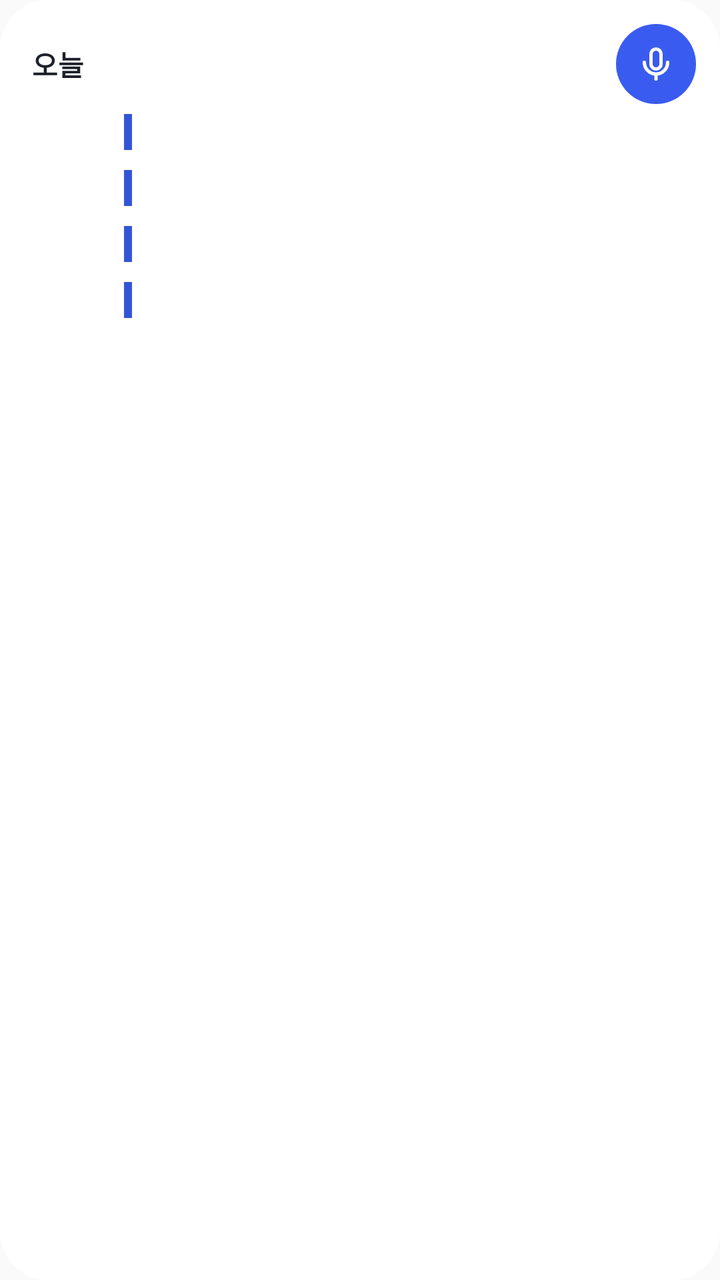
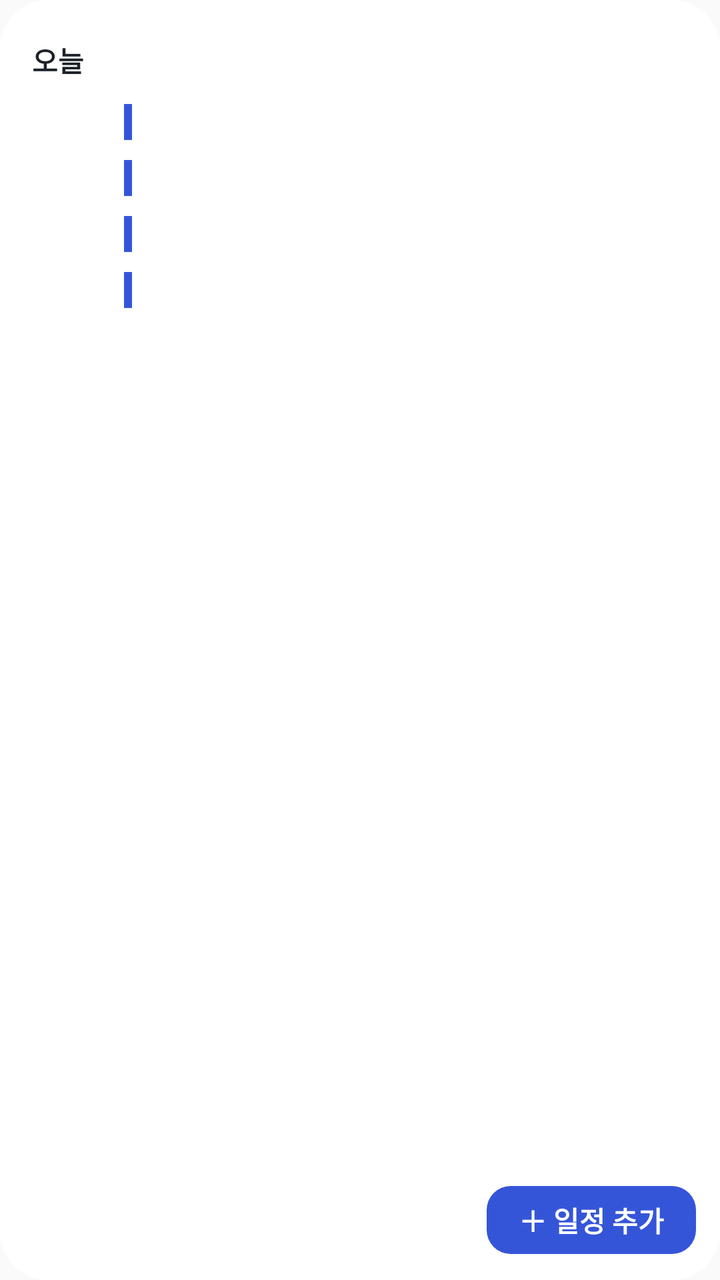

The first picture is an Android layout as it rendered before a commit; the second is the same layout after the commit. The layout source and the unified diff follow.
<!-- AndroidManifest.xml: application theme AppTheme -->
<!-- res/layout/bx_widget.xml -->
<?xml version="1.0" encoding="utf-8"?>
<LinearLayout xmlns:android="http://schemas.android.com/apk/res/android"
    android:id="@+id/w_root"
    android:layout_width="match_parent"
    android:layout_height="match_parent"
    android:background="@drawable/bx_widget_bg"
    android:orientation="vertical"
    android:paddingLeft="16dp"
    android:paddingTop="12dp"
    android:paddingRight="12dp"
    android:paddingBottom="10dp">

    <LinearLayout
        android:layout_width="match_parent"
        android:layout_height="40dp"
        android:gravity="center_vertical"
        android:orientation="horizontal">
        <TextView
            android:id="@+id/w_head"
            android:layout_width="0dp"
            android:layout_height="wrap_content"
            android:layout_weight="1"
            android:ellipsize="end"
            android:maxLines="1"
            android:text="오늘"
            android:textColor="@color/bx_w_ink"
            android:textSize="14sp"
            android:textStyle="bold" />
        <TextView
            android:id="@+id/w_late"
            android:layout_width="wrap_content"
            android:layout_height="24dp"
            android:layout_marginRight="8dp"
            android:background="@drawable/bx_widget_late"
            android:gravity="center"
            android:paddingLeft="8dp"
            android:paddingRight="8dp"
            android:textColor="@color/bx_w_warn"
            android:textSize="12.5sp"
            android:textStyle="bold"
            android:visibility="gone" />
        <ImageView
            android:id="@+id/w_mic"
            android:layout_width="40dp"
            android:layout_height="40dp"
            android:background="@drawable/bx_widget_mic_bg"
            android:contentDescription="말로 넣기"
            android:padding="10dp"
            android:src="@drawable/ic_widget_mic" />
    </LinearLayout>

    <TextView
        android:id="@+id/w_empty"
        android:layout_width="match_parent"
        android:layout_height="wrap_content"
        android:layout_marginTop="10dp"
        android:text="다가오는 일정이 없어요 · 말하기 단추로 넣어 보세요"
        android:textColor="@color/bx_w_ink2"
        android:textSize="14sp"
        android:visibility="gone" />

    <LinearLayout
        android:id="@+id/w_r1_box"
        android:layout_width="match_parent"
        android:layout_height="28dp"
        android:gravity="center_vertical"
        android:orientation="horizontal">
        <TextView
            android:id="@+id/w_r1_t"
            android:layout_width="46dp"
            android:layout_height="wrap_content"
            android:maxLines="1"
            android:textColor="@color/bx_w_ink"
            android:textSize="13.5sp"
            android:textStyle="bold" />
        <FrameLayout
            android:id="@+id/w_r1_c"
            android:layout_width="4dp"
            android:layout_height="18dp"
            android:background="@color/bx_w_accent" />
        <TextView
            android:id="@+id/w_r1"
            android:layout_width="0dp"
            android:layout_height="wrap_content"
            android:layout_marginLeft="10dp"
            android:layout_weight="1"
            android:ellipsize="end"
            android:maxLines="1"
            android:textColor="@color/bx_w_ink"
            android:textSize="14.5sp" />
        <TextView
            android:id="@+id/w_r1_r"
            android:layout_width="wrap_content"
            android:layout_height="wrap_content"
            android:layout_marginLeft="8dp"
            android:maxLines="1"
            android:maxWidth="110dp"
            android:ellipsize="end"
            android:textColor="@color/bx_w_ink2"
            android:textSize="12.5sp" />
    </LinearLayout>
    <LinearLayout
        android:id="@+id/w_r2_box"
        android:layout_width="match_parent"
        android:layout_height="28dp"
        android:gravity="center_vertical"
        android:orientation="horizontal">
        <TextView
            android:id="@+id/w_r2_t"
            android:layout_width="46dp"
            android:layout_height="wrap_content"
            android:maxLines="1"
            android:textColor="@color/bx_w_ink"
            android:textSize="13.5sp"
            android:textStyle="bold" />
        <FrameLayout
            android:id="@+id/w_r2_c"
            android:layout_width="4dp"
            android:layout_height="18dp"
            android:background="@color/bx_w_accent" />
        <TextView
            android:id="@+id/w_r2"
            android:layout_width="0dp"
            android:layout_height="wrap_content"
            android:layout_marginLeft="10dp"
            android:layout_weight="1"
            android:ellipsize="end"
            android:maxLines="1"
            android:textColor="@color/bx_w_ink"
            android:textSize="14.5sp" />
        <TextView
            android:id="@+id/w_r2_r"
            android:layout_width="wrap_content"
            android:layout_height="wrap_content"
            android:layout_marginLeft="8dp"
            android:maxLines="1"
            android:maxWidth="110dp"
            android:ellipsize="end"
            android:textColor="@color/bx_w_ink2"
            android:textSize="12.5sp" />
    </LinearLayout>
    <LinearLayout
        android:id="@+id/w_r3_box"
        android:layout_width="match_parent"
        android:layout_height="28dp"
        android:gravity="center_vertical"
        android:orientation="horizontal">
        <TextView
            android:id="@+id/w_r3_t"
            android:layout_width="46dp"
            android:layout_height="wrap_content"
            android:maxLines="1"
            android:textColor="@color/bx_w_ink"
            android:textSize="13.5sp"
            android:textStyle="bold" />
        <FrameLayout
            android:id="@+id/w_r3_c"
            android:layout_width="4dp"
            android:layout_height="18dp"
            android:background="@color/bx_w_accent" />
        <TextView
            android:id="@+id/w_r3"
            android:layout_width="0dp"
            android:layout_height="wrap_content"
            android:layout_marginLeft="10dp"
            android:layout_weight="1"
            android:ellipsize="end"
            android:maxLines="1"
            android:textColor="@color/bx_w_ink"
            android:textSize="14.5sp" />
        <TextView
            android:id="@+id/w_r3_r"
            android:layout_width="wrap_content"
            android:layout_height="wrap_content"
            android:layout_marginLeft="8dp"
            android:maxLines="1"
            android:maxWidth="110dp"
            android:ellipsize="end"
            android:textColor="@color/bx_w_ink2"
            android:textSize="12.5sp" />
    </LinearLayout>
    <LinearLayout
        android:id="@+id/w_r4_box"
        android:layout_width="match_parent"
        android:layout_height="28dp"
        android:gravity="center_vertical"
        android:orientation="horizontal">
        <TextView
            android:id="@+id/w_r4_t"
            android:layout_width="46dp"
            android:layout_height="wrap_content"
            android:maxLines="1"
            android:textColor="@color/bx_w_ink"
            android:textSize="13.5sp"
            android:textStyle="bold" />
        <FrameLayout
            android:id="@+id/w_r4_c"
            android:layout_width="4dp"
            android:layout_height="18dp"
            android:background="@color/bx_w_accent" />
        <TextView
            android:id="@+id/w_r4"
            android:layout_width="0dp"
            android:layout_height="wrap_content"
            android:layout_marginLeft="10dp"
            android:layout_weight="1"
            android:ellipsize="end"
            android:maxLines="1"
            android:textColor="@color/bx_w_ink"
            android:textSize="14.5sp" />
        <TextView
            android:id="@+id/w_r4_r"
            android:layout_width="wrap_content"
            android:layout_height="wrap_content"
            android:layout_marginLeft="8dp"
            android:maxLines="1"
            android:maxWidth="110dp"
            android:ellipsize="end"
            android:textColor="@color/bx_w_ink2"
            android:textSize="12.5sp" />
    </LinearLayout>
</LinearLayout>
<!-- resources referenced by this layout -->
<resources>
  <color name="bx_w_accent">#3555D8</color>
  <color name="bx_w_ink">#1D2129</color>
  <color name="bx_w_ink2">#5F6673</color>
  <color name="bx_w_warn">#A4500B</color>
  <!-- drawable bx_widget_bg (drawable) -->
  <?xml version="1.0" encoding="utf-8"?>
  <shape xmlns:android="http://schemas.android.com/apk/res/android" android:shape="rectangle">
      <solid android:color="@color/bx_w_bg" />
      <corners android:radius="24dp" />
  </shape>
  <!-- drawable bx_widget_late (drawable) -->
  <?xml version="1.0" encoding="utf-8"?>
  <shape xmlns:android="http://schemas.android.com/apk/res/android" android:shape="rectangle">
      <solid android:color="@color/bx_w_warn_bg" />
      <corners android:radius="10dp" />
  </shape>
  <!-- drawable bx_widget_mic_bg (drawable) -->
  <?xml version="1.0" encoding="utf-8"?>
  <shape xmlns:android="http://schemas.android.com/apk/res/android" android:shape="oval">
      <solid android:color="#3A5BF0" />
  </shape>
  <!-- drawable ic_widget_mic (drawable) -->
  <?xml version="1.0" encoding="utf-8"?>
  <vector xmlns:android="http://schemas.android.com/apk/res/android"
      android:width="24dp" android:height="24dp" android:viewportWidth="24" android:viewportHeight="24">
      <path android:fillColor="#00000000" android:strokeColor="#FFFFFF" android:strokeWidth="2" android:strokeLineCap="round" android:strokeLineJoin="round"
          android:pathData="M12,3a3,3 0 0,1 3,3v6a3,3 0 0,1 -6,0V6a3,3 0 0,1 3,-3z" />
      <path android:fillColor="#00000000" android:strokeColor="#FFFFFF" android:strokeWidth="2" android:strokeLineCap="round" android:strokeLineJoin="round"
          android:pathData="M5,11a7,7 0 0,0 14,0M12,18v3" />
  </vector>
  <style name="AppTheme" parent="Theme.AppCompat.Light.DarkActionBar">
          
          <item name="colorPrimary">@color/colorPrimary</item>
          <item name="colorPrimaryDark">@color/colorPrimaryDark</item>
          <item name="colorAccent">@color/colorAccent</item>
      </style>
  <color name="bx_w_bg">#FFFFFF</color>
  <color name="bx_w_warn_bg">#FFF4E8</color>
</resources>

<!-- the commit's change to res/layout/bx_widget.xml (unified diff, before → after) -->
@@ -12,7 +12,7 @@
 
     <LinearLayout
         android:layout_width="match_parent"
-        android:layout_height="40dp"
+        android:layout_height="36dp"
         android:gravity="center_vertical"
         android:orientation="horizontal">
         <TextView
@@ -30,7 +30,6 @@
             android:id="@+id/w_late"
             android:layout_width="wrap_content"
             android:layout_height="24dp"
-            android:layout_marginRight="8dp"
             android:background="@drawable/bx_widget_late"
             android:gravity="center"
             android:paddingLeft="8dp"
@@ -39,32 +38,67 @@
             android:textSize="12.5sp"
             android:textStyle="bold"
             android:visibility="gone" />
-        <ImageView
-            android:id="@+id/w_mic"
-            android:layout_width="40dp"
-            android:layout_height="40dp"
-            android:background="@drawable/bx_widget_mic_bg"
-            android:contentDescription="말로 넣기"
-            android:padding="10dp"
-            android:src="@drawable/ic_widget_mic" />
+        
+        <TextView
+            android:id="@+id/w_add_head"
+            android:layout_width="wrap_content"
+            android:layout_height="30dp"
+            android:layout_marginLeft="8dp"
+            android:background="@drawable/bx_widget_btn"
+            android:gravity="center"
+            android:paddingLeft="12dp"
+            android:paddingRight="12dp"
+            android:text="＋ 일정 추가"
+            android:textColor="#FFFFFF"
+            android:textSize="13sp"
+            android:textStyle="bold"
+            android:visibility="gone" />
     </LinearLayout>
 
-    <TextView
-        android:id="@+id/w_empty"
-        android:layout_width="match_parent"
-        android:layout_height="wrap_content"
-        android:layout_marginTop="10dp"
-        android:text="다가오는 일정이 없어요 · 말하기 단추로 넣어 보세요"
-        android:textColor="@color/bx_w_ink2"
-        android:textSize="14sp"
-        android:visibility="gone" />
-
+    <LinearLayout
+        android:layout_width="match_parent"
+        android:layout_height="0dp"
+        android:layout_weight="1"
+        android:orientation="vertical">
+        <TextView
+            android:id="@+id/w_empty"
+            android:layout_width="match_parent"
+            android:layout_height="wrap_content"
+            android:layout_marginTop="8dp"
+            android:text="다가오는 일정이 없어요 · 아래 ‘일정 추가’로 말해 보세요"
+            android:textColor="@color/bx_w_ink2"
+            android:textSize="14sp"
+            android:visibility="gone" />
+    <LinearLayout
+        android:id="@+id/w_d1"
+        android:layout_width="match_parent"
+        android:layout_height="22dp"
+        android:gravity="center_vertical"
+        android:orientation="horizontal"
+        android:visibility="gone">
+        <TextView
+            android:id="@+id/w_d1_t"
+            android:layout_width="wrap_content"
+            android:layout_height="wrap_content"
+            android:maxLines="1"
+            android:textColor="@color/bx_w_ink2"
+            android:textSize="12sp"
+            android:textStyle="bold" />
+        <FrameLayout
+            android:layout_width="0dp"
+            android:layout_height="1dp"
+            android:layout_marginLeft="8dp"
+            android:layout_weight="1"
+            android:background="@color/bx_w_line" />
+    </LinearLayout>
     <LinearLayout
         android:id="@+id/w_r1_box"
         android:layout_width="match_parent"
         android:layout_height="28dp"
-        android:gravity="center_vertical"
-        android:orientation="horizontal">
+        android:baselineAligned="true"
+        android:gravity="top"
+        android:orientation="horizontal"
+        android:paddingTop="4dp">
         <TextView
             android:id="@+id/w_r1_t"
             android:layout_width="46dp"
@@ -93,18 +127,43 @@
             android:layout_width="wrap_content"
             android:layout_height="wrap_content"
             android:layout_marginLeft="8dp"
+            android:ellipsize="end"
+            android:gravity="end"
             android:maxLines="1"
             android:maxWidth="110dp"
-            android:ellipsize="end"
-            android:textColor="@color/bx_w_ink2"
-            android:textSize="12.5sp" />
+            android:textColor="@color/bx_w_ink2"
+            android:textSize="13sp" />
+    </LinearLayout>
+    <LinearLayout
+        android:id="@+id/w_d2"
+        android:layout_width="match_parent"
+        android:layout_height="22dp"
+        android:gravity="center_vertical"
+        android:orientation="horizontal"
+        android:visibility="gone">
+        <TextView
+            android:id="@+id/w_d2_t"
+            android:layout_width="wrap_content"
+            android:layout_height="wrap_content"
+            android:maxLines="1"
+            android:textColor="@color/bx_w_ink2"
+            android:textSize="12sp"
+            android:textStyle="bold" />
+        <FrameLayout
+            android:layout_width="0dp"
+            android:layout_height="1dp"
+            android:layout_marginLeft="8dp"
+            android:layout_weight="1"
+            android:background="@color/bx_w_line" />
     </LinearLayout>
     <LinearLayout
         android:id="@+id/w_r2_box"
         android:layout_width="match_parent"
         android:layout_height="28dp"
-        android:gravity="center_vertical"
-        android:orientation="horizontal">
+        android:baselineAligned="true"
+        android:gravity="top"
+        android:orientation="horizontal"
+        android:paddingTop="4dp">
         <TextView
             android:id="@+id/w_r2_t"
             android:layout_width="46dp"
@@ -133,18 +192,43 @@
             android:layout_width="wrap_content"
             android:layout_height="wrap_content"
             android:layout_marginLeft="8dp"
+            android:ellipsize="end"
+            android:gravity="end"
             android:maxLines="1"
             android:maxWidth="110dp"
-            android:ellipsize="end"
-            android:textColor="@color/bx_w_ink2"
-            android:textSize="12.5sp" />
+            android:textColor="@color/bx_w_ink2"
+            android:textSize="13sp" />
+    </LinearLayout>
+    <LinearLayout
+        android:id="@+id/w_d3"
+        android:layout_width="match_parent"
+        android:layout_height="22dp"
+        android:gravity="center_vertical"
+        android:orientation="horizontal"
+        android:visibility="gone">
+        <TextView
+            android:id="@+id/w_d3_t"
+            android:layout_width="wrap_content"
+            android:layout_height="wrap_content"
+            android:maxLines="1"
+            android:textColor="@color/bx_w_ink2"
+            android:textSize="12sp"
+            android:textStyle="bold" />
+        <FrameLayout
+            android:layout_width="0dp"
+            android:layout_height="1dp"
+            android:layout_marginLeft="8dp"
+            android:layout_weight="1"
+            android:background="@color/bx_w_line" />
     </LinearLayout>
     <LinearLayout
         android:id="@+id/w_r3_box"
         android:layout_width="match_parent"
         android:layout_height="28dp"
-        android:gravity="center_vertical"
-        android:orientation="horizontal">
+        android:baselineAligned="true"
+        android:gravity="top"
+        android:orientation="horizontal"
+        android:paddingTop="4dp">
         <TextView
             android:id="@+id/w_r3_t"
             android:layout_width="46dp"
@@ -173,18 +257,43 @@
             android:layout_width="wrap_content"
             android:layout_height="wrap_content"
             android:layout_marginLeft="8dp"
+            android:ellipsize="end"
+            android:gravity="end"
             android:maxLines="1"
             android:maxWidth="110dp"
-            android:ellipsize="end"
-            android:textColor="@color/bx_w_ink2"
-            android:textSize="12.5sp" />
+            android:textColor="@color/bx_w_ink2"
+            android:textSize="13sp" />
+    </LinearLayout>
+    <LinearLayout
+        android:id="@+id/w_d4"
+        android:layout_width="match_parent"
+        android:layout_height="22dp"
+        android:gravity="center_vertical"
+        android:orientation="horizontal"
+        android:visibility="gone">
+        <TextView
+            android:id="@+id/w_d4_t"
+            android:layout_width="wrap_content"
+            android:layout_height="wrap_content"
+            android:maxLines="1"
+            android:textColor="@color/bx_w_ink2"
+            android:textSize="12sp"
+            android:textStyle="bold" />
+        <FrameLayout
+            android:layout_width="0dp"
+            android:layout_height="1dp"
+            android:layout_marginLeft="8dp"
+            android:layout_weight="1"
+            android:background="@color/bx_w_line" />
     </LinearLayout>
     <LinearLayout
         android:id="@+id/w_r4_box"
         android:layout_width="match_parent"
         android:layout_height="28dp"
-        android:gravity="center_vertical"
-        android:orientation="horizontal">
+        android:baselineAligned="true"
+        android:gravity="top"
+        android:orientation="horizontal"
+        android:paddingTop="4dp">
         <TextView
             android:id="@+id/w_r4_t"
             android:layout_width="46dp"
@@ -213,10 +322,33 @@
             android:layout_width="wrap_content"
             android:layout_height="wrap_content"
             android:layout_marginLeft="8dp"
+            android:ellipsize="end"
+            android:gravity="end"
             android:maxLines="1"
             android:maxWidth="110dp"
-            android:ellipsize="end"
-            android:textColor="@color/bx_w_ink2"
-            android:textSize="12.5sp" />
+            android:textColor="@color/bx_w_ink2"
+            android:textSize="13sp" />
+    </LinearLayout>
+    </LinearLayout>
+
+    <LinearLayout
+        android:id="@+id/w_foot"
+        android:layout_width="match_parent"
+        android:layout_height="40dp"
+        android:gravity="end|center_vertical"
+        android:orientation="horizontal">
+        <TextView
+            android:id="@+id/w_add"
+            android:layout_width="wrap_content"
+            android:layout_height="34dp"
+            android:background="@drawable/bx_widget_btn"
+            android:contentDescription="일정 추가 · 누르면 바로 말로 넣어요"
+            android:gravity="center"
+            android:paddingLeft="16dp"
+            android:paddingRight="16dp"
+            android:text="＋ 일정 추가"
+            android:textColor="#FFFFFF"
+            android:textSize="14sp"
+            android:textStyle="bold" />
     </LinearLayout>
 </LinearLayout>
<!-- resource entries referenced after the edit -->
@@ -3,6 +3,7 @@
   <color name="bx_w_accent">#3555D8</color>
   <color name="bx_w_ink">#1D2129</color>
   <color name="bx_w_ink2">#5F6673</color>
+  <color name="bx_w_line">#E4E6EA</color>
   <color name="bx_w_warn">#A4500B</color>
   <!-- drawable bx_widget_bg (drawable) -->
   <?xml version="1.0" encoding="utf-8"?>
@@ -10,26 +11,18 @@
       <solid android:color="@color/bx_w_bg" />
       <corners android:radius="24dp" />
   </shape>
+  <!-- drawable bx_widget_btn (drawable) -->
+  <?xml version="1.0" encoding="utf-8"?>
+  <shape xmlns:android="http://schemas.android.com/apk/res/android" android:shape="rectangle">
+      <solid android:color="@color/bx_w_btn" />
+      <corners android:radius="12dp" />
+  </shape>
   <!-- drawable bx_widget_late (drawable) -->
   <?xml version="1.0" encoding="utf-8"?>
   <shape xmlns:android="http://schemas.android.com/apk/res/android" android:shape="rectangle">
       <solid android:color="@color/bx_w_warn_bg" />
       <corners android:radius="10dp" />
   </shape>
-  <!-- drawable bx_widget_mic_bg (drawable) -->
-  <?xml version="1.0" encoding="utf-8"?>
-  <shape xmlns:android="http://schemas.android.com/apk/res/android" android:shape="oval">
-      <solid android:color="#3A5BF0" />
-  </shape>
-  <!-- drawable ic_widget_mic (drawable) -->
-  <?xml version="1.0" encoding="utf-8"?>
-  <vector xmlns:android="http://schemas.android.com/apk/res/android"
-      android:width="24dp" android:height="24dp" android:viewportWidth="24" android:viewportHeight="24">
-      <path android:fillColor="#00000000" android:strokeColor="#FFFFFF" android:strokeWidth="2" android:strokeLineCap="round" android:strokeLineJoin="round"
-          android:pathData="M12,3a3,3 0 0,1 3,3v6a3,3 0 0,1 -6,0V6a3,3 0 0,1 3,-3z" />
-      <path android:fillColor="#00000000" android:strokeColor="#FFFFFF" android:strokeWidth="2" android:strokeLineCap="round" android:strokeLineJoin="round"
-          android:pathData="M5,11a7,7 0 0,0 14,0M12,18v3" />
-  </vector>
   <style name="AppTheme" parent="Theme.AppCompat.Light.DarkActionBar">
           
           <item name="colorPrimary">@color/colorPrimary</item>
@@ -37,6 +30,7 @@
           <item name="colorAccent">@color/colorAccent</item>
       </style>
   <color name="bx_w_bg">#FFFFFF</color>
+  <color name="bx_w_btn">#3555D8</color>
   <color name="bx_w_warn_bg">#FFF4E8</color>
 </resources>
 
